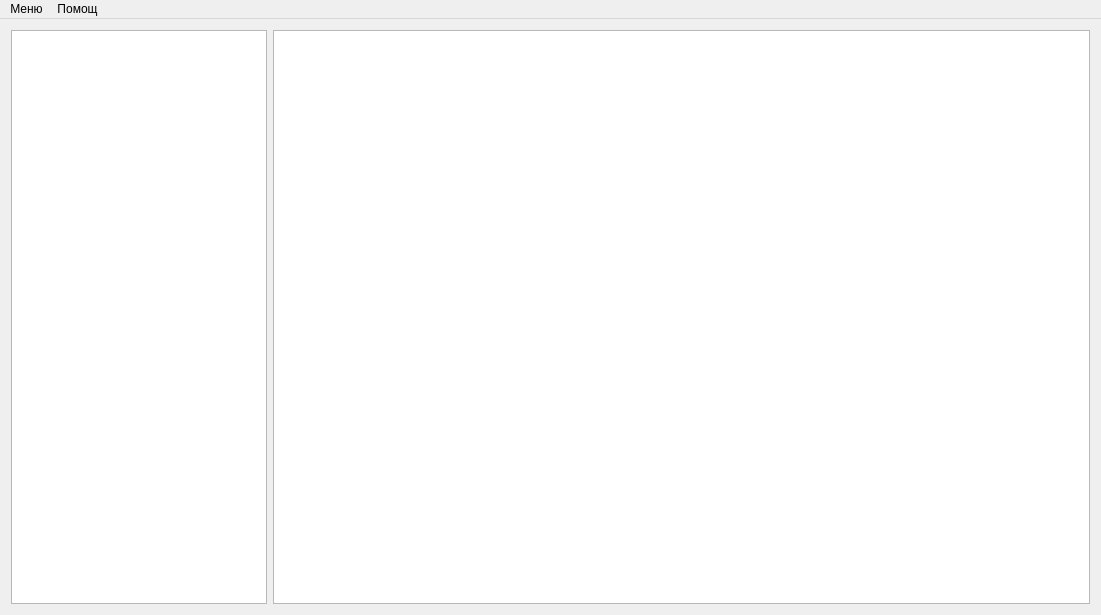
Old version of the form GUIController/src/forms/mainwindow.ui in the repository Zingam/SpaGUIController.
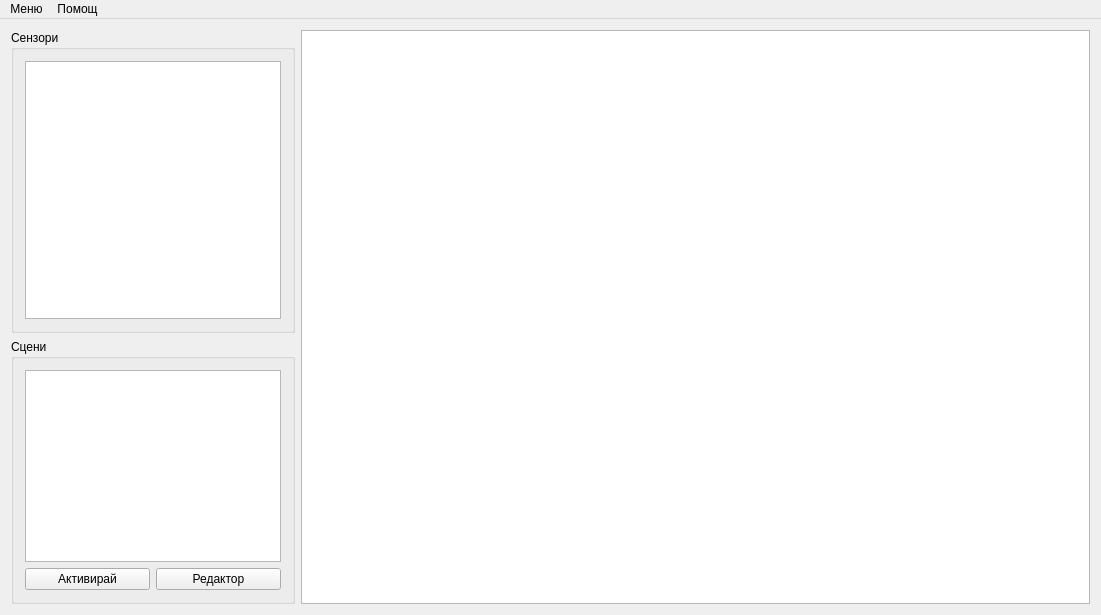
New version of the form.

Commit message:
GUIController: Scene Editor UI...
...initial commit of a scene editor.

Patch:
```diff
--- a/GUIController/src/forms/mainwindow.ui
+++ b/GUIController/src/forms/mainwindow.ui
@@ -18,6 +18,12 @@
     <item>
      <layout class="QVBoxLayout" name="verticalLayout">
       <item>
+       <widget class="QGroupBox" name="groupBox_Sensors">
+        <property name="title">
+         <string>Сензори</string>
+        </property>
+        <layout class="QVBoxLayout" name="verticalLayout_2">
+         <item>
        <widget class="QListWidget" name="listWidget">
         <property name="sizePolicy">
          <sizepolicy hsizetype="Maximum" vsizetype="Expanding">
@@ -27,7 +33,7 @@
         </property>
         <property name="minimumSize">
          <size>
-          <width>200</width>
+             <width>250</width>
           <height>0</height>
          </size>
         </property>
@@ -39,6 +45,52 @@
         <property name="selectionRectVisible">
          <bool>false</bool>
         </property>
+          </widget>
+         </item>
+        </layout>
+       </widget>
+      </item>
+      <item>
+       <widget class="QGroupBox" name="groupBox_Scenes">
+        <property name="title">
+         <string>Сцени</string>
+        </property>
+        <layout class="QVBoxLayout" name="verticalLayout_3">
+         <item>
+          <widget class="QListWidget" name="listWidget_Scenes">
+           <property name="sizePolicy">
+            <sizepolicy hsizetype="Maximum" vsizetype="Maximum">
+             <horstretch>0</horstretch>
+             <verstretch>0</verstretch>
+            </sizepolicy>
+           </property>
+           <property name="minimumSize">
+            <size>
+             <width>250</width>
+             <height>0</height>
+            </size>
+           </property>
+          </widget>
+         </item>
+         <item>
+          <layout class="QHBoxLayout" name="horizontalLayout_Scenes_Buttons">
+           <item>
+            <widget class="QPushButton" name="pushButton_ScenesSet">
+             <property name="text">
+              <string>Активирай</string>
+             </property>
+            </widget>
+           </item>
+           <item>
+            <widget class="QPushButton" name="pushButton_ScenesEditor">
+             <property name="text">
+              <string>Редактор</string>
+             </property>
+            </widget>
+           </item>
+          </layout>
+         </item>
+        </layout>
        </widget>
       </item>
      </layout>
```
Lines whose indentation alone changed are shown as unchanged. The commit also changes 16 other files.
